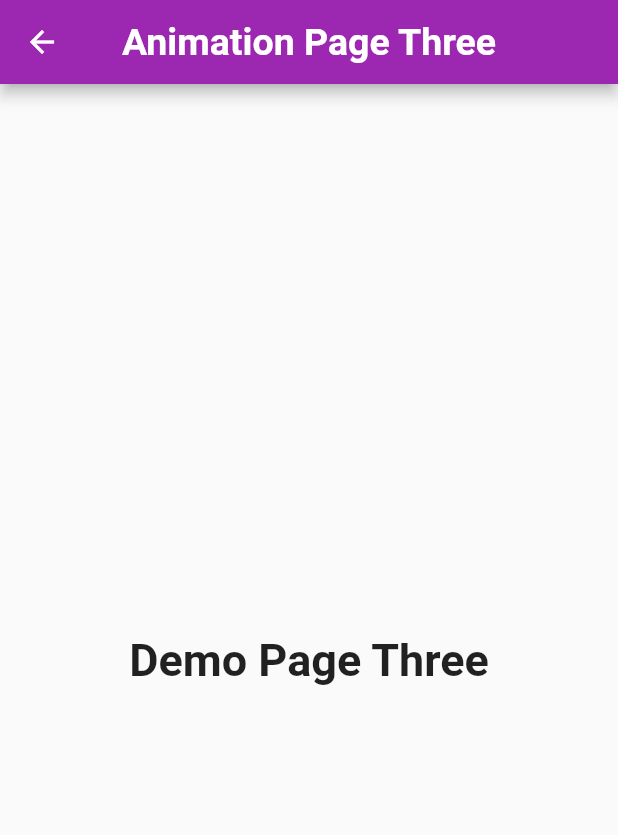
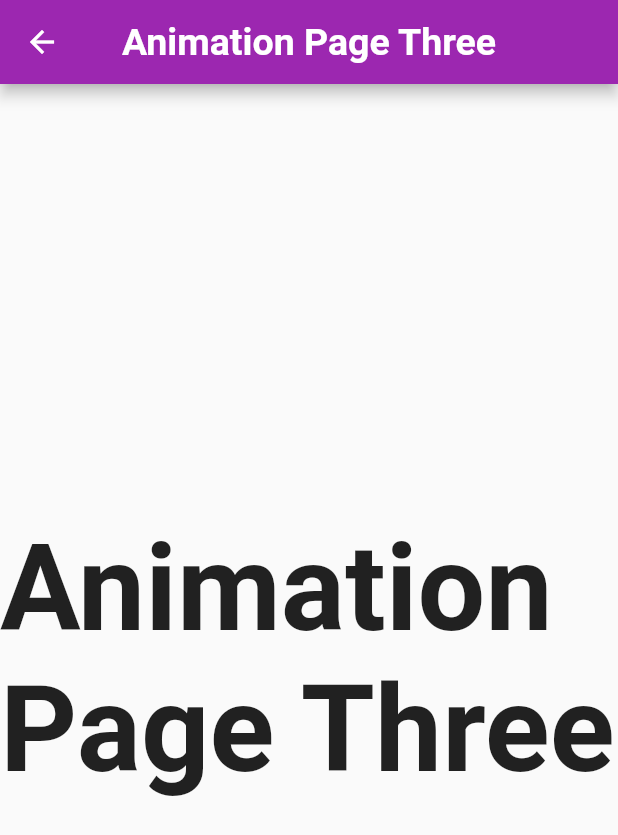
Before and after one commit to MuhammadBilalAkbar/flutter_animate_package, a Flutter app: the screen it shows after launch, after a tap on "Animation Page Three", on a phone screen of 412 x 824 dp. Shown: the top 835 px of the screen. Run offline on Flutter 3.47's test engine with Material 2 defaults, Android fonts, the phone set to English and light mode, and no system bars; drawn by our look-alikes of flutter_animate.

Commit message:
Initial commit

```diff
--- a/lib/main.dart
+++ b/lib/main.dart
@@ -1,43 +1,5 @@
 import 'package:flutter/material.dart';
-import 'package:flutter_animate/flutter_animate.dart';
 
-import 'pages/home_page.dart';
+import 'my_app.dart';
 
 void main() => runApp(const MyApp());
-
-class MyApp extends StatelessWidget {
-  const MyApp({super.key});
-
-  @override
-  Widget build(BuildContext context) {
-    // global setting:
-    Animate.restartOnHotReload = true;
-    return MaterialApp(
-      title: 'Flutter Animate Package',
-      debugShowCheckedModeBanner: false,
-      theme: ThemeData(
-        primarySwatch: Colors.purple,
-        appBarTheme: const AppBarTheme(
-          centerTitle: true,
-          titleTextStyle: TextStyle(
-            fontSize: 25,
-            fontWeight: FontWeight.bold,
-          ),
-        ),
-        textTheme: const TextTheme(
-          bodyMedium: TextStyle(
-            fontSize: 30,
-            fontWeight: FontWeight.bold,
-          ),
-        ),
-        elevatedButtonTheme: ElevatedButtonThemeData(
-          style: ElevatedButton.styleFrom(
-            minimumSize: const Size(250, 50),
-            textStyle: const TextStyle(fontSize: 25),
-          ),
-        ),
-      ),
-      home: const HomePage(title: 'Flutter Animate Package'),
-    );
-  }
-}
--- /dev/null
+++ b/lib/my_app.dart
@@ -0,0 +1,44 @@
+import 'package:flutter/material.dart';
+import 'package:flutter_animate/flutter_animate.dart';
+
+import 'pages/home_page.dart';
+
+class MyApp extends StatelessWidget {
+  const MyApp({super.key});
+
+  @override
+  Widget build(BuildContext context) {
+    // global setting:
+    Animate.restartOnHotReload = true;
+    return MaterialApp(
+      title: 'Flutter Animate Package',
+      debugShowCheckedModeBanner: false,
+      theme: ThemeData(
+        primarySwatch: Colors.purple,
+        appBarTheme: const AppBarTheme(
+          centerTitle: true,
+          titleTextStyle: TextStyle(
+            fontSize: 25,
+            fontWeight: FontWeight.bold,
+          ),
+        ),
+        textTheme: const TextTheme(
+          bodyMedium: TextStyle(
+            fontSize: 30,
+            fontWeight: FontWeight.bold,
+          ),
+        ),
+        elevatedButtonTheme: ElevatedButtonThemeData(
+          style: ElevatedButton.styleFrom(
+            minimumSize: const Size(350, 60),
+            textStyle: const TextStyle(fontSize: 25.0),
+            shape: RoundedRectangleBorder(
+              borderRadius: BorderRadius.circular(50),
+            ),
+          ),
+        ),
+      ),
+      home: const HomePage(title: 'Flutter Animate Package'),
+    );
+  }
+}
--- a/lib/pages/animation_page_four.dart
+++ b/lib/pages/animation_page_four.dart
@@ -19,13 +19,13 @@ class AnimationPageFour extends StatelessWidget {
                 color: Colors.black87,
                 padding: const EdgeInsets.all(16),
                 child: const Text(
-                  'Demo Page Four',
+                  'Animation Page Four',
                   style: TextStyle(color: Colors.white),
                 ),
               )
                   .animate(
                     onPlay: (controller) => controller.loop(
-                      count: 10,
+                      count: 20,
                       reverse: true,
                     ),
                   )
@@ -35,7 +35,8 @@ class AnimationPageFour extends StatelessWidget {
               const SizedBox(height: 20),
               const Text('Horrible Pulsing Text')
                   .animate(
-                      onPlay: (controller) => controller.repeat(reverse: true))
+                    onPlay: (controller) => controller.repeat(reverse: true),
+                  )
                   .fadeOut(curve: Curves.easeInOut),
             ],
           ),
--- a/lib/pages/animation_page_one.dart
+++ b/lib/pages/animation_page_one.dart
@@ -19,8 +19,7 @@ class AnimationPageOne extends StatelessWidget {
               // 1st => Wrap widget
               Animate(
                 effects: [
-                  const FadeEffect(),
-                  const SlideEffect(),
+                   ScaleEffect(duration: 1000.ms),
                   ShakeEffect(duration: 1000.ms),
                 ],
                 child: const Text('Both have same output'),
@@ -28,8 +27,7 @@ class AnimationPageOne extends StatelessWidget {
               // 2nd => Extension method
               const Text('Both have same output')
                   .animate()
-                  .fade()
-                  .slide()
+                  .scale(duration: 1000.ms)
                   .shake(duration: 1000.ms),
             ],
           ),
--- a/lib/pages/animation_page_three.dart
+++ b/lib/pages/animation_page_three.dart
@@ -12,13 +12,32 @@ class AnimationPageThree extends StatelessWidget {
           title: Text(title),
         ),
         body: Center(
-          child: const Text('Demo Page Three')
+          child: const Text(
+            'Animation Page Three',
+            style: TextStyle(
+              fontSize: 80,
+              fontWeight: FontWeight.bold,
+            ),
+          )
               .animate()
-              .shimmer(delay: 400.ms, duration: 3000.ms)
-              .shake(hz: 4, curve: Curves.easeInOutCubic)
-              .scaleXY(end: 1.1, duration: 600.ms)
-              .then(delay: 600.ms)
-              .scaleXY(end: 1 / 1.1),
+              .scale(duration: 2000.ms)
+              .shake(hz: 10, delay: 2000.ms, duration: 1000.ms)
+              .shimmer(
+            delay: 3000.ms,
+            duration: 3000.ms,
+            colors: [
+              Colors.black,
+              Colors.yellow,
+              Colors.red,
+              Colors.green,
+              Colors.blue,
+              Colors.black,
+            ],
+          ).blur(
+            end: const Offset(20, 20),
+            delay: 6000.ms,
+            duration: 1000.ms,
+          ),
         ),
       );
 }
--- a/lib/pages/custom_effect_page.dart
+++ b/lib/pages/custom_effect_page.dart
@@ -15,8 +15,8 @@ class CustomEffectPage extends StatelessWidget {
           child: Column(
             mainAxisAlignment: MainAxisAlignment.center,
             children: [
-              const Text('Hello World').animate().custom(
-                    duration: 1000.ms,
+              const Text('Custom Effect Page').animate().custom(
+                    duration: 5.seconds,
                     builder: (_, value, child) => Container(
                       color: Color.lerp(Colors.red, Colors.blue, value),
                       padding: const EdgeInsets.all(8),
@@ -25,7 +25,7 @@ class CustomEffectPage extends StatelessWidget {
                   ),
               Animate()
                   .custom(
-                    duration: 10.seconds,
+                    duration: 5.seconds,
                     begin: 10,
                     end: 0,
                     builder: (_, value, __) => Text(
--- a/lib/pages/home_page.dart
+++ b/lib/pages/home_page.dart
@@ -4,8 +4,8 @@ import '/pages/animation_page_one.dart';
 import '/pages/animation_page_two.dart';
 import '/pages/animation_page_three.dart';
 import '/pages/animation_page_four.dart';
-import '/pages/animation_page_five.dart';
-import '/pages/animation_page_six.dart';
+// import '/pages/animation_page_five.dart';
+// import '/pages/animation_page_six.dart';
 import '/pages/callback_effect_page.dart';
 import '/pages/custom_effect_page.dart';
 import '/pages/swap_effect_page.dart';
@@ -69,26 +69,6 @@ class HomePage extends StatelessWidget {
                 onPressed: () => Navigator.of(context).push(
                   MaterialPageRoute(
                     builder: (context) =>
-                        const AnimationPageFive(title: 'Animation Page Five'),
-                  ),
-                ),
-                child: const Text('Animation Page Five'),
-              ),
-              const SizedBox(height: 10),
-              ElevatedButton(
-                onPressed: () => Navigator.of(context).push(
-                  MaterialPageRoute(
-                    builder: (context) =>
-                        const AnimationPageSix(title: 'Animation Page Six'),
-                  ),
-                ),
-                child: const Text('Animation Page Six'),
-              ),
-              const SizedBox(height: 10),
-              ElevatedButton(
-                onPressed: () => Navigator.of(context).push(
-                  MaterialPageRoute(
-                    builder: (context) =>
                         const CallbackEffectPage(title: 'Callback Effect Page'),
                   ),
                 ),
@@ -109,20 +89,20 @@ class HomePage extends StatelessWidget {
                 onPressed: () => Navigator.of(context).push(
                   MaterialPageRoute(
                     builder: (context) =>
-                        const CustomEffectPage(title: 'Custom Effect Page'),
+                        const SwapEffectPage(title: 'Swap Effect Page'),
                   ),
                 ),
-                child: const Text('Custom Effect Page'),
+                child: const Text('Swap Effect Page'),
               ),
               const SizedBox(height: 10),
               ElevatedButton(
                 onPressed: () => Navigator.of(context).push(
                   MaterialPageRoute(
                     builder: (context) =>
-                        const SwapEffectPage(title: 'Swap Effect Page'),
+                    const CustomEffectPage(title: 'Custom Effect Page'),
                   ),
                 ),
-                child: const Text('Swap Effect Page'),
+                child: const Text('Custom Effect Page'),
               ),
             ],
           ),
--- a/pubspec.yaml
+++ b/pubspec.yaml
@@ -9,7 +9,7 @@ dependencies:
   flutter:
     sdk: flutter
   cupertino_icons: ^1.0.2
-  flutter_animate: ^4.1.1+1
+  flutter_animate: ^4.2.0+1
 
 dev_dependencies:
   flutter_test:
```
Also changed, not shown: lib/pages/animation_page_five.dart (deleted, +0 -33 lines), lib/pages/animation_page_six.dart (deleted, +0 -32 lines), lib/pages/animation_page_two.dart (+18 -11 lines), lib/pages/callback_effect_page.dart (+5 -7 lines), pubspec.lock, 2 other files.
